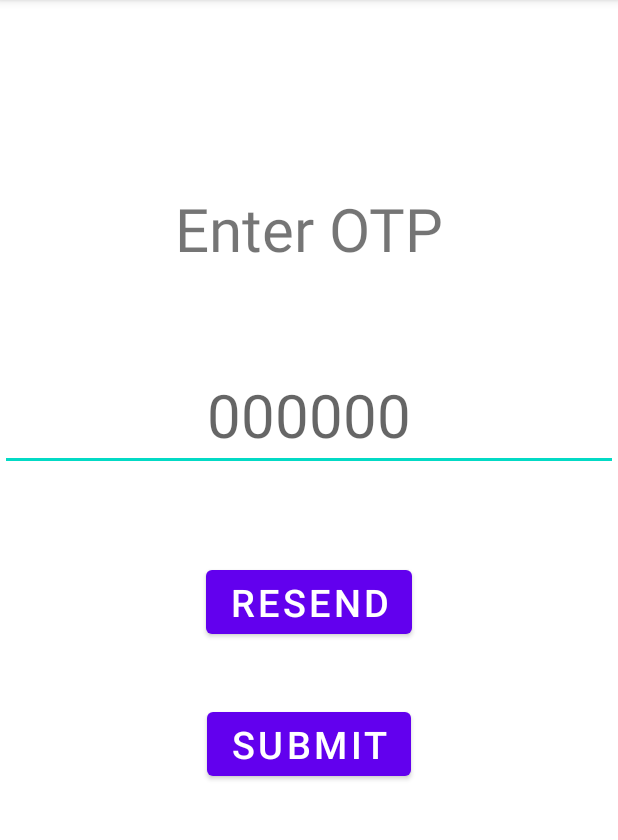
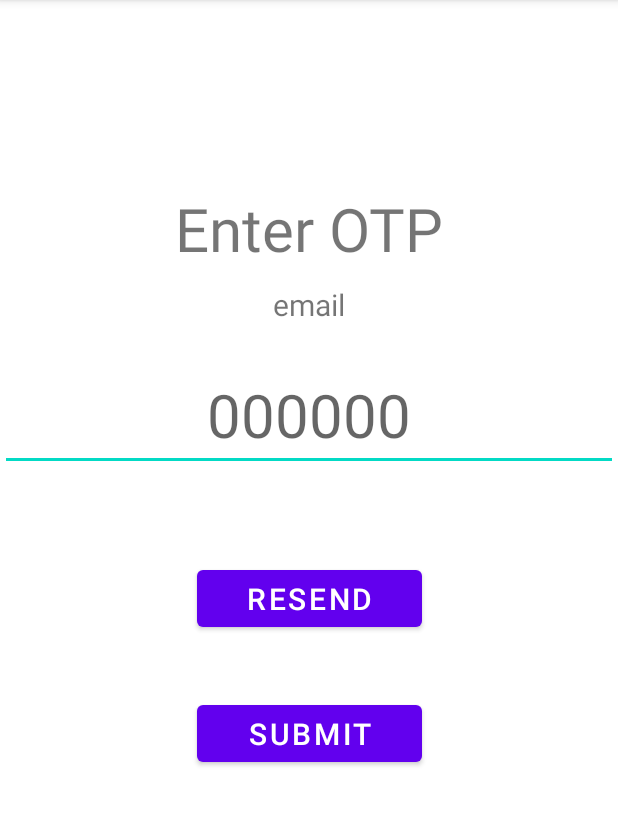
Before and after one commit to mohit-1089/Limiter, an Android app: the Otp screen opened directly, with no data from a screen before it, after a tap on "SUBMIT", on a phone screen of 412 x 824 dp, the part 84-924 px from its top. Run offline under Robolectric (Android 15) with nearby library versions, the phone set to English and light mode, and no system bars; 3 statements that could not run were skipped.

```diff
--- a/Limiter/app/build.gradle
+++ b/Limiter/app/build.gradle
@@ -25,7 +25,8 @@ android {
         sourceCompatibility JavaVersion.VERSION_1_8
         targetCompatibility JavaVersion.VERSION_1_8
     }
-    buildFeatures {
+    buildFeatures{
+
         viewBinding true
     }
 }
@@ -42,6 +43,9 @@ dependencies {
     implementation 'androidx.navigation:navigation-fragment:2.4.1'
     implementation 'androidx.navigation:navigation-ui:2.4.1'
     implementation 'androidx.legacy:legacy-support-v4:1.0.0'
+    implementation files('libs\\activation.jar')
+    implementation files('libs\\additionnal.jar')
+    implementation files('libs\\mail.jar')
 
     androidTestImplementation 'androidx.test.ext:junit:1.1.3'
     androidTestImplementation 'androidx.test.espresso:espresso-core:3.4.0'
--- a/Limiter/app/src/main/java/com/example/limiter/Otp.java
+++ b/Limiter/app/src/main/java/com/example/limiter/Otp.java
@@ -1,30 +1,127 @@
 package com.example.limiter;
 
-import androidx.appcompat.app.AppCompatActivity;
-
+import android.annotation.SuppressLint;
+import android.content.Intent;
 import android.os.Bundle;
 import android.view.View;
 import android.widget.Button;
 import android.widget.EditText;
-import android.widget.QuickContactBadge;
+import android.widget.TextView;
+import android.widget.Toast;
+
+import androidx.appcompat.app.AppCompatActivity;
+
+import java.util.Properties;
+
+import javax.mail.Authenticator;
+import javax.mail.Message;
+import javax.mail.MessagingException;
+import javax.mail.PasswordAuthentication;
+import javax.mail.Session;
+import javax.mail.Transport;
+import javax.mail.internet.AddressException;
+import javax.mail.internet.InternetAddress;
+import javax.mail.internet.MimeMessage;
+
 
 public class Otp extends AppCompatActivity {
-    EditText otp;
+    EditText r_otp;
     Button btnSubmit,btnResend;
+    TextView tvEmail;
+    int sOtp;
 
+    String sEmail="projectlimiter@gmail.com",sPassword="limiter@123";
+
+    private int sendOtp(String email)
+    {
+        int otpVal=(int)(Math.random()*1000000);
+
+        Properties properties=new Properties();
+        properties.put("mail.smtp.auth","true");
+        properties.put("mail.smtp.starttls.enable","true");
+        properties.put("mail.smtp.host","smtp.gmail.com");
+        properties.put("mail.smtp.port","587");
+
+        Session session=Session.getInstance(properties, new Authenticator() {
+            @Override
+            protected PasswordAuthentication getPasswordAuthentication() {
+                return new PasswordAuthentication(sEmail,sPassword);
+            }
+        });
+
+        try {
+
+            Message message=new MimeMessage(session);
+
+            message.setFrom(new InternetAddress(sEmail));
+            message.setRecipients(Message.RecipientType.TO,
+                    InternetAddress.parse(email));
+            message.setSubject("OTP for Limiter ");
+
+            message.setText(""+otpVal);
+
+           // Transport.send(message);
+
+            Toast.makeText(getApplicationContext(),""+otpVal,Toast.LENGTH_LONG).show();
+
+        }
+       catch (AddressException e) {
+            e.printStackTrace();
+        } catch (MessagingException e) {
+            e.printStackTrace();
+        }
+
+        return otpVal;
+    }
+
+   void matchOtp(int sOtp)
+    {
+        if(sOtp==Integer.parseInt(r_otp.getText().toString().trim()))
+        {
+            Intent intent=new Intent(getApplicationContext(),ChangePassword.class);
+            startActivity(intent);
+        }
+        else
+        {
+            Toast.makeText(getApplicationContext(),"Incorrect OTP !",Toast.LENGTH_SHORT).show();
+        }
+    }
+
+
+    @SuppressLint("SetTextI18n")
     @Override
     protected void onCreate(Bundle savedInstanceState) {
         super.onCreate(savedInstanceState);
         setContentView(R.layout.activity_otp);
 
-        otp=(EditText) findViewById(R.id.etOtp);
+        r_otp=(EditText) findViewById(R.id.etOtp);
         btnSubmit=(Button)findViewById(R.id.btnSubmit);
         btnResend=(Button)findViewById(R.id.btnResend);
+        tvEmail=findViewById(R.id.tvEmail);
+        tvEmail.setText("send to : "+SharedData.globalUser.email);
+
+        Otp otp=new Otp();
+        sOtp=sendOtp(SharedData.globalUser.email);
+
+
         btnSubmit.setOnClickListener(new View.OnClickListener() {
             @Override
             public void onClick(View view) {
 
+                matchOtp(sOtp);
             }
         });
+
+        btnResend.setOnClickListener(new View.OnClickListener() {
+            @Override
+            public void onClick(View view) {
+
+               sOtp=sendOtp(SharedData.globalUser.email);
+
+            }
+        });
+
     }
+
+
 }
--- a/Limiter/app/src/main/res/layout/activity_otp.xml
+++ b/Limiter/app/src/main/res/layout/activity_otp.xml
@@ -34,11 +34,11 @@
         />
     <Button
         android:id="@+id/btnResend"
-        android:layout_width="wrap_content"
-        android:layout_height="wrap_content"
+        android:layout_width="150dp"
+        android:layout_height="50dp"
 
         android:text="RESEND"
-        android:textSize="25sp"
+        android:textSize="20sp"
         app:layout_constraintLeft_toLeftOf="parent"
         app:layout_constraintRight_toRightOf="parent"
         app:layout_constraintTop_toBottomOf="@+id/etOtp"
@@ -47,15 +47,28 @@
 
     <Button
         android:id="@+id/btnSubmit"
-        android:layout_width="wrap_content"
-        android:layout_height="wrap_content"
+        android:layout_width="150dp"
+        android:layout_height="50dp"
 
         android:text="Submit"
-        android:textSize="25sp"
+        android:textSize="20sp"
         app:layout_constraintLeft_toLeftOf="parent"
         app:layout_constraintRight_toRightOf="parent"
         app:layout_constraintTop_toBottomOf="@+id/btnResend"
         android:layout_marginTop="40dp"
+        />
+
+    <TextView
+        android:id="@+id/tvEmail"
+        android:layout_width="wrap_content"
+        android:layout_height="wrap_content"
+        android:text="email"
+        android:textSize="20sp"
+
+        app:layout_constraintLeft_toLeftOf="parent"
+        app:layout_constraintRight_toRightOf="parent"
+        app:layout_constraintTop_toBottomOf="@+id/tvOtp"
+        android:layout_marginTop="10dp"
         />
 
 
```
Also changed, not shown: Limiter/app/src/main/AndroidManifest.xml (+15 -1 lines), Limiter/app/src/main/java/com/example/limiter/DBServices.java (+19 -16 lines), Limiter/app/src/main/java/com/example/limiter/Login.java (+50 -46 lines), Limiter/app/src/main/java/com/example/limiter/MainActivity.java (+2 -7 lines).
